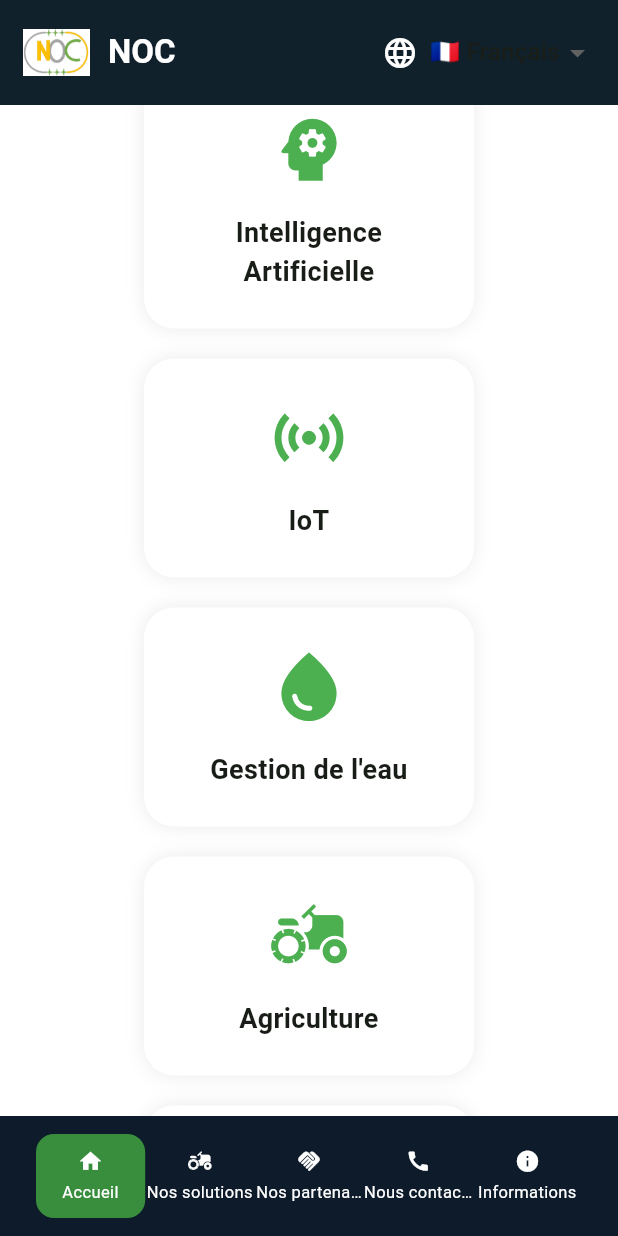
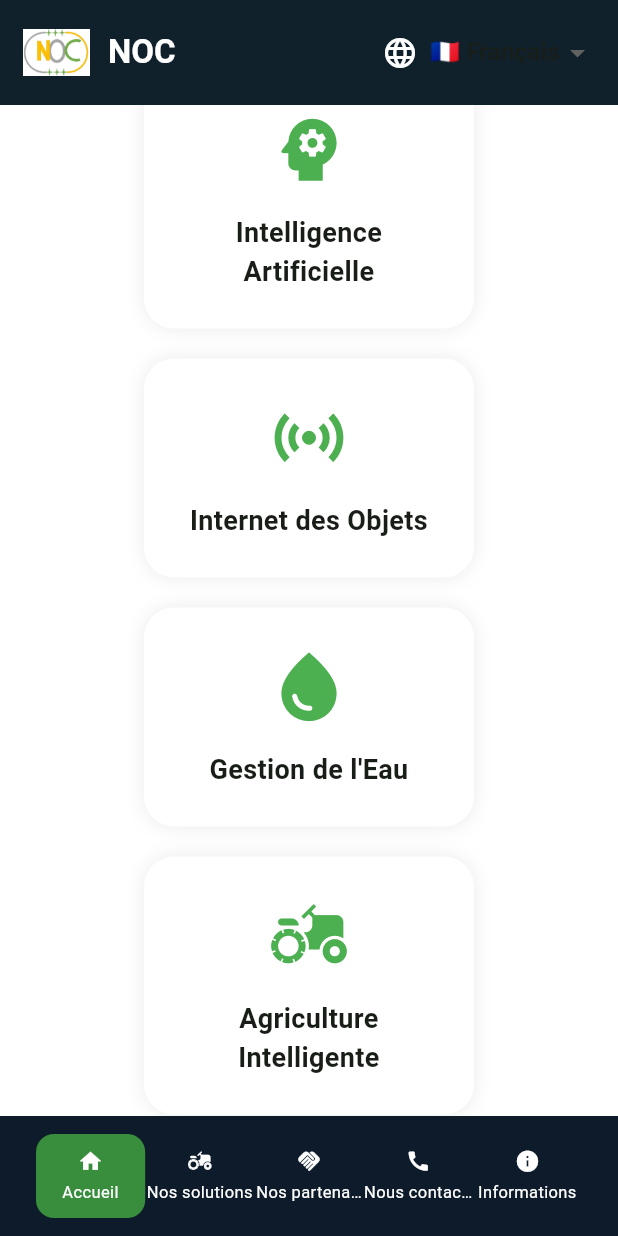
Before and after one commit to PascalNOC/noc_startup, a Flutter app: the screen it shows after launch, scrolled down 1152 dp, on a phone screen of 412 x 824 dp. Run offline on Flutter 3.47's test engine with Material 3 defaults, Android fonts, the phone set to English and light mode, and no system bars; our stand-ins replace cloud_firestore, flutter_map, latlong2; accounts and stored records are empty.

Commit message:
Merge remote changes

```diff
--- a/lib/l10n/app_fr.arb
+++ b/lib/l10n/app_fr.arb
@@ -148,6 +148,22 @@
 
 "whosUs": "Qui sommes-nous ?",
 
+
+
+
+"accueil_txt1": "Notre startup accompagne les entreprises, les collectivités et les particuliers dans leur transformation numérique grâce à des solutions intelligentes et durables.",
+
+"chiffres": "Quelques chiffres",
+
+"project": "projets",
+
+"user": "utilisateurs",
+
+"accueil_txt2": "Des solutions innovantes pour accompagner votre croissance et votre transformation.",
+
+
+
+
 "infoinfo": "Une startup innovante au service de la transformation numérique.",
 
 "stories_txt": "NOC est une startup créée en 2021 à la suite de sa participation et de son incubation au sein du Cluster VALBIOM basé à Oujda.\n\nLa startup a pour vocation de concevoir des solutions innovantes conciliant les technologies traditionnelles et modernes. Son premier projet était un interrupteur intelligent (« interrupteur augmenté »), qui lui a permis d'obtenir la septième place lors d'un concours d'innovation.\n\nAujourd'hui, plusieurs solutions sont en cours de développement, notamment une plateforme intelligente destinée aux éleveurs de volailles en bâtiments fermés.\n\nLa startup est encore à ses débuts et ambitionne de se faire connaître ainsi que de se développer à l'échelle nationale et internationale.",
--- a/lib/l10n/app_localizations.dart
+++ b/lib/l10n/app_localizations.dart
@@ -146,6 +146,36 @@ abstract class AppLocalizations {
   /// In en, this message translates to:
   /// **'Join Us'**
   String get rejoindre;
+
+  /// No description provided for @accueil_txt1.
+  ///
+  /// In en, this message translates to:
+  /// **'Our startup supports businesses, public organizations, and individuals in their digital transformation through intelligent and sustainable solutions.'**
+  String get accueil_txt1;
+
+  /// No description provided for @chiffres.
+  ///
+  /// In en, this message translates to:
+  /// **'Key figures'**
+  String get chiffres;
+
+  /// No description provided for @project.
+  ///
+  /// In en, this message translates to:
+  /// **'projects'**
+  String get project;
+
+  /// No description provided for @user.
+  ///
+  /// In en, this message translates to:
+  /// **'users'**
+  String get user;
+
+  /// No description provided for @accueil_txt2.
+  ///
+  /// In en, this message translates to:
+  /// **'Innovative solutions to support your growth and digital transformation.'**
+  String get accueil_txt2;
 
   /// No description provided for @partners_txt.
   ///
--- a/lib/pages/sections/accueil_section.dart
+++ b/lib/pages/sections/accueil_section.dart
@@ -16,9 +16,10 @@ class AccueilSection extends StatelessWidget {
   Widget build(BuildContext context) {
     final provider = Provider.of<LocaleProvider>(context, listen: false,);
 
-    final local = AppLocalizations.of(context)!;
+
 
     String selectedLanguage = provider.locale.languageCode;
+    final local = AppLocalizations.of(context)!;
 
     return BackgroundSlider(
 
@@ -49,9 +50,9 @@ class AccueilSection extends StatelessWidget {
                 subtitle:
                     local.heroSubtitle,
 
-                buttonText: local.discover,
+                //buttonText: local.discover,
 
-                onPressed: () {},
+                //onPressed: () {},
 
               ),
 
@@ -72,9 +73,9 @@ class AccueilSection extends StatelessWidget {
 
                 children: [
 
-                  const Text(
+                   Text(
 
-                    "Qui sommes-nous ?",
+                    local.whosUs,
 
                     style: TextStyle(
 
@@ -88,12 +89,9 @@ class AccueilSection extends StatelessWidget {
 
                   const SizedBox(height: 25),
 
-                  const Text(
+                   Text(
 
-                    "Notre startup accompagne les entreprises, "
-                    "les collectivités et les particuliers dans "
-                    "leur transformation numérique grâce à des "
-                    "solutions intelligentes et durables.",
+                    local.accueil_txt1,
 
                     textAlign: TextAlign.center,
 
@@ -114,36 +112,36 @@ class AccueilSection extends StatelessWidget {
 
                     alignment: WrapAlignment.center,
 
-                    children: const [
+                    children:  [
 
                       _FeatureCard(
                         icon: Icons.psychology,
-                        title: "Intelligence Artificielle",
+                        title: local.ia,
                       ),
 
                       _FeatureCard(
                         icon: Icons.sensors,
-                        title: "IoT",
+                        title: local.iot,
                       ),
 
                       _FeatureCard(
                         icon: Icons.water_drop,
-                        title: "Gestion de l'eau",
+                        title: local.water,
                       ),
 
                       _FeatureCard(
                         icon: Icons.agriculture,
-                        title: "Agriculture",
+                        title: local.agri,
                       ),
 
                       _FeatureCard(
                         icon: Icons.map,
-                        title: "Cartographie",
+                        title: local.maps,
                       ),
 
                       _FeatureCard(
                         icon: Icons.cloud,
-                        title: "Cloud",
+                        title: local.cloud,
                       ),
 
                     ],
@@ -171,9 +169,9 @@ class AccueilSection extends StatelessWidget {
 
                 children: [
 
-                  const Text(
+                   Text(
 
-                    "Quelques chiffres",
+                    local.chiffres,
 
                     style: TextStyle(
 
@@ -195,26 +193,26 @@ class AccueilSection extends StatelessWidget {
 
                     alignment: WrapAlignment.center,
 
-                    children: const [
+                    children:  [
 
                       _StatCard(
                         value: "50+",
-                        title: "Projets",
+                        title: local.project,
                       ),
 
                       _StatCard(
                         value: "20+",
-                        title: "Partenaires",
+                        title: local.partners,
                       ),
 
                       _StatCard(
                         value: "1000+",
-                        title: "Utilisateurs",
+                        title: local.user,
                       ),
 
                       _StatCard(
                         value: "5",
-                        title: "Pays",
+                        title: local.country,
                       ),
 
                     ],
@@ -262,10 +260,9 @@ class AccueilSection extends StatelessWidget {
 
                   const SizedBox(height: 20),
 
-                  const Text(
+                   Text(
 
-                    "Des solutions innovantes pour accompagner "
-                    "votre croissance et votre transformation.",
+                    local.accueil_txt2,
 
                     textAlign: TextAlign.center,
 
@@ -281,7 +278,7 @@ class AccueilSection extends StatelessWidget {
 
                   const SizedBox(height: 35),
 
-                  FilledButton(
+                  /*FilledButton(
 
                     style: FilledButton.styleFrom(
 
@@ -307,7 +304,7 @@ class AccueilSection extends StatelessWidget {
 
                     ),
 
-                  ),
+                  ),*/
 
                 ],
 
--- a/lib/pages/sections/informations_section.dart
+++ b/lib/pages/sections/informations_section.dart
@@ -360,13 +360,13 @@ class InformationsSection extends StatelessWidget {
 
                   const SizedBox(height:35),
 
-                  FilledButton(
+                  /*FilledButton(
 
                     onPressed: (){},
 
                     child:  Text(local.fin_txt3),
 
-                  )
+                  )*/
 
                 ],
 
--- a/lib/pages/sections/partenaires_section.dart
+++ b/lib/pages/sections/partenaires_section.dart
@@ -329,7 +329,7 @@ class _PartenairesSectionState extends State<PartenairesSection> {
 
                   const SizedBox(height:40),
 
-                  FilledButton(
+                  /*FilledButton(
 
                     style: FilledButton.styleFrom(
 
@@ -354,7 +354,7 @@ class _PartenairesSectionState extends State<PartenairesSection> {
 
                     ),
 
-                  )
+                  )*/
 
                 ],
 
```
Also changed, not shown: lib/l10n/app_ar.arb (+11 -0 lines), lib/l10n/app_en.arb (+10 -0 lines), lib/l10n/app_localizations_ar.dart (+15 -0 lines), lib/l10n/app_localizations_en.dart (+15 -0 lines), lib/l10n/app_localizations_es.dart (+15 -0 lines), lib/l10n/app_localizations_fr.dart (+15 -0 lines), lib/pages/sections/solutions_section.dart (+13 -13 lines), lib/pages/widgets/animated_text.dart (+8 -8 lines).
